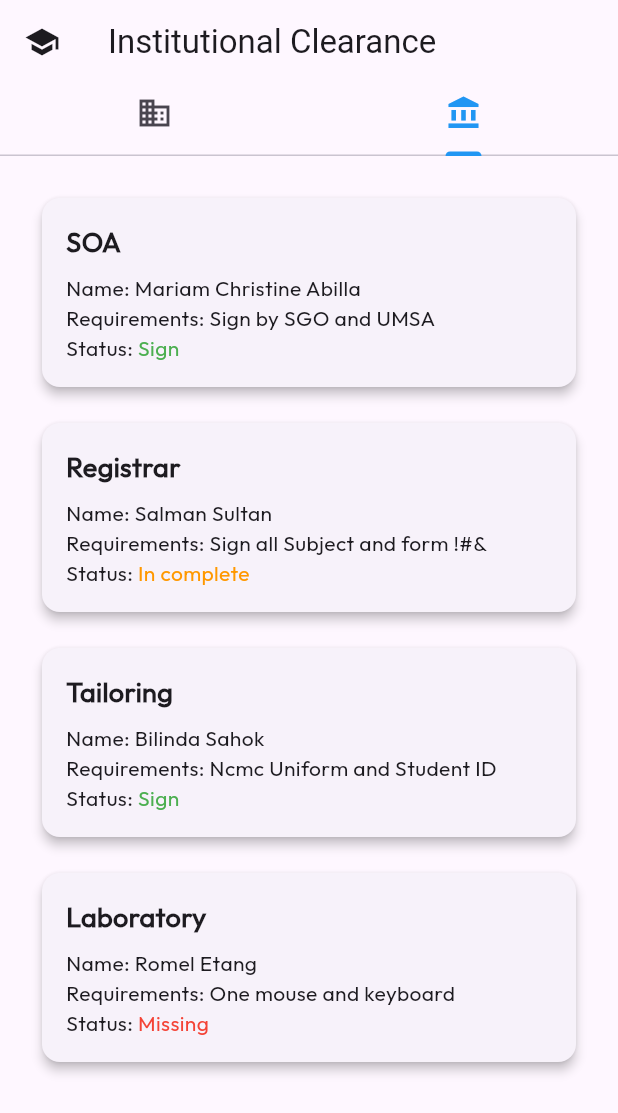
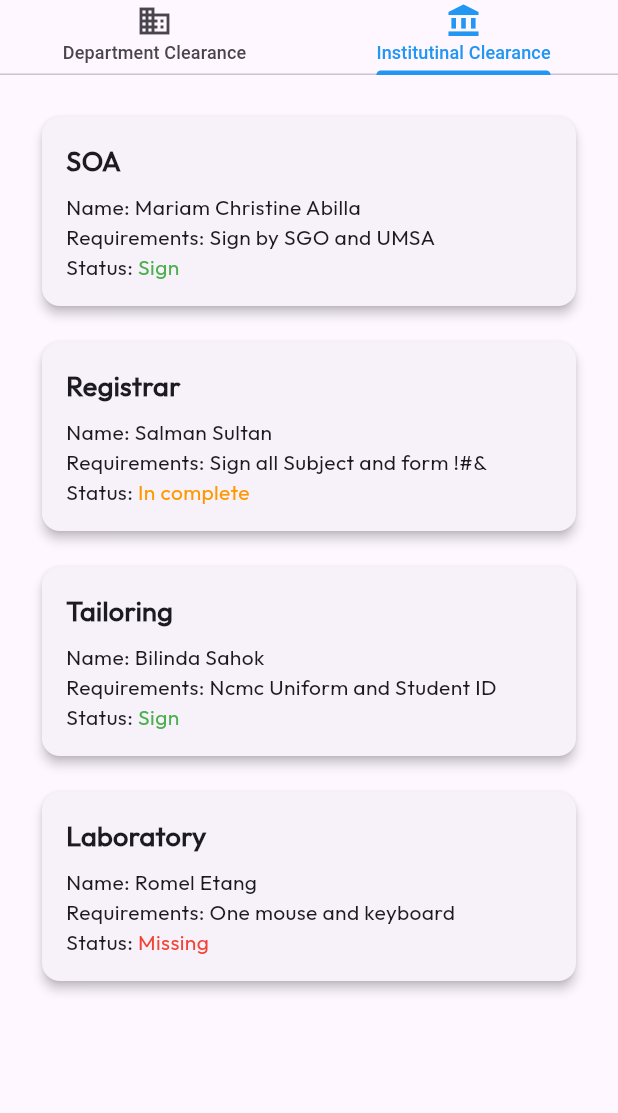
Before and after one commit to anthonyc-dev/ASCS-Flutter-Client-side-, a Flutter app: the DeptClearance screen opened directly, tab 2 chosen, on a phone screen of 412 x 824 dp. Shown: the top 1113 px of the screen. Run offline on Flutter 3.47's test engine with Material 3 defaults, Android fonts, the light colour scheme and no system bars; our stand-ins replace curved_navigation_bar, flutter_dotenv, flutter_screenutil, google_fonts.

```diff
--- a/my_app/lib/main.dart
+++ b/my_app/lib/main.dart
@@ -3,6 +3,7 @@ import 'package:flutter_dotenv/flutter_dotenv.dart';
 import 'package:flutter_screenutil/flutter_screenutil.dart';
 import 'package:my_app/screens/auth/sign_in_screen.dart';
 import 'package:my_app/screens/auth/signup_screen.dart';
+import 'package:my_app/screens/home_dashboard.dart';
 import 'package:my_app/screens/home_screen.dart';
 import 'package:my_app/utils/screen_size.dart';
 
@@ -40,6 +41,7 @@ class MyApp extends StatelessWidget {
 
           initialRoute: '/signin',
           routes: {
+            '/homeDashboard': (context) => const HomeDashboard(),
             '/home': (context) => const HomeScreen(),
             '/signin': (context) => const SignInScreen(),
             '/signup': (context) => const SignUpScreen(),
--- a/my_app/lib/screens/dept_clearance.dart
+++ b/my_app/lib/screens/dept_clearance.dart
@@ -85,15 +85,18 @@ class _DeptClearanceState extends State<DeptClearance>
     bool isMobile = MediaQuery.of(context).size.width < 600;
 
     // Determine AppBar title based on the selected tab
-    String appBarTitle =
-        _tabController.index == 0
-            ? 'Department Clearance'
-            : 'Institutional Clearance';
+    // String appBarTitle =
+    //     _tabController.index == 0
+    //         ? 'Department Clearance'
+    //         : 'Institutional Clearance';
 
     return Scaffold(
-      appBar: AppBar(
-        title: Text(appBarTitle),
-        leading: const Icon(Icons.school),
+      appBar: PreferredSize(
+        preferredSize: Size.fromHeight(50),
+        child: AppBar(
+          // title: Text(appBarTitle),
+          // leading: const Icon(Icons.school),
+          // backgroundColor: Colors.blue,
           bottom: TabBar(
             // indicator: BoxDecoration(),
             indicatorColor: Colors.blue,
@@ -105,16 +108,25 @@ class _DeptClearanceState extends State<DeptClearance>
                 child: LayoutBuilder(
                   builder: (context, constraints) {
                     return isMobile
-                      ? Column(
+                        ? SingleChildScrollView(
+                          child: Column(
                             mainAxisSize:
                                 MainAxisSize
                                     .min, // Ensures it only takes necessary space
                             children: [
                               Icon(Icons.business),
+                              Text(
+                                "Department Clearance",
+                                style: TextStyle(
+                                  fontSize: 12,
+                                ), // Adjust the font size as needed
+                              ),
+
                               const SizedBox(
                                 height: 8,
                               ), // Space between icon and text
                             ],
+                          ),
                         )
                         : Row(
                           mainAxisSize:
@@ -134,16 +146,25 @@ class _DeptClearanceState extends State<DeptClearance>
                 child: LayoutBuilder(
                   builder: (context, constraints) {
                     return isMobile
-                      ? Column(
+                        ? SingleChildScrollView(
+                          child: Column(
                             mainAxisSize:
                                 MainAxisSize
                                     .min, // Ensures it only takes necessary space
                             children: [
                               Icon(Icons.account_balance),
+                              Text(
+                                "Institutinal Clearance",
+                                style: TextStyle(
+                                  fontSize: 12,
+                                ), // Adjust the font size as needed
+                              ),
+
                               const SizedBox(
                                 height: 8,
                               ), // Space between icon and text
                             ],
+                          ),
                         )
                         : Row(
                           mainAxisSize:
@@ -160,6 +181,7 @@ class _DeptClearanceState extends State<DeptClearance>
                 ),
               ),
             ],
+          ),
         ),
       ),
       body: Padding(
--- a/my_app/lib/widgets/bottom_navigation.dart
+++ b/my_app/lib/widgets/bottom_navigation.dart
@@ -13,18 +13,22 @@ class CustomBottomNavigation extends StatelessWidget {
 
   @override
   Widget build(BuildContext context) {
-    return CurvedNavigationBar(
+    return SizedBox(
+      height: 100.0,
+      child: CurvedNavigationBar(
         backgroundColor: Colors.transparent,
         color: Colors.blueAccent,
         animationDuration: const Duration(milliseconds: 300),
         height: 60,
         index: selectedIndex,
         items: const [
+          Icon(Icons.home, size: 30, color: Colors.white),
           Icon(Icons.description, size: 30, color: Colors.white),
           Icon(Icons.edit_document, size: 30, color: Colors.white),
           Icon(Icons.person, size: 30, color: Colors.white),
         ],
         onTap: onItemTapped,
+      ),
     );
   }
 }
```
Also changed, not shown: my_app/lib/layouts/build_mobile_layout.dart (+8 -0 lines), my_app/lib/screens/home_dashboard.dart (added, +120 -0 lines), my_app/lib/screens/home_screen.dart (+7 -1 lines), my_app/lib/widgets/custom_drawer.dart (+11 -3 lines). Lines whose indentation alone changed are shown as unchanged.
